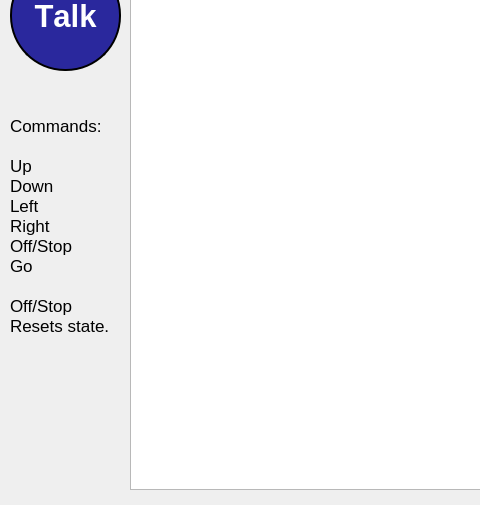
Old version of the form mainwindow.ui in the repository renesas-rz/rz-edge-ai-demo; both pictures show x 0 to 480 and y 145 to 650 of the 1360 by 650 pixel window.
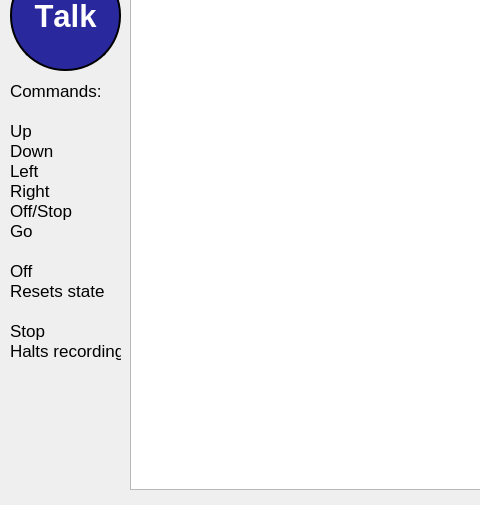
New version of the form.

Patch:
```diff
--- a/mainwindow.ui
+++ b/mainwindow.ui
@@ -639,9 +639,9 @@
       <property name="geometry">
        <rect>
         <x>10</x>
-        <y>160</y>
+        <y>120</y>
         <width>111</width>
-        <height>251</height>
+        <height>321</height>
        </rect>
       </property>
       <property name="text">
@@ -654,8 +654,11 @@
 Off/Stop
 Go
 
-Off/Stop
-Resets state.</string>
+Off
+Resets state
+
+Stop
+Halts recording</string>
       </property>
      </widget>
     </widget>
```
